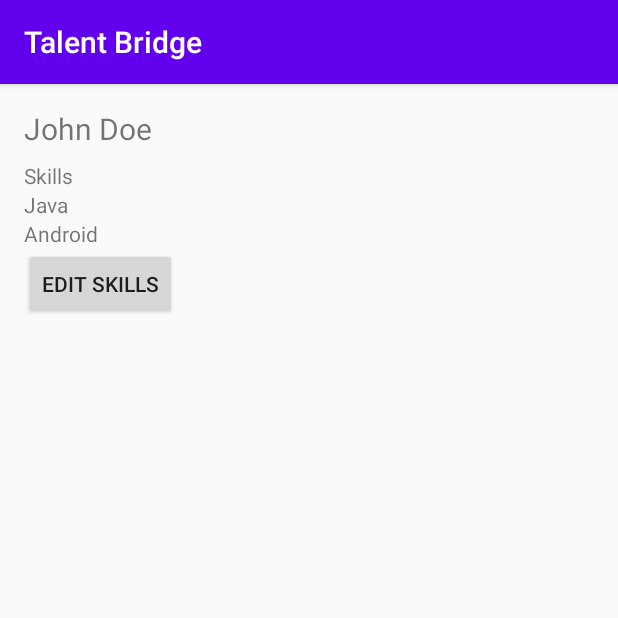
After one commit to CirsteaAndrei/TalentBridge, an Android app built with Jetpack Compose: the ProfileActivity screen opened directly, with no data from a screen before it, on a phone screen of 412 x 824 dp, the top half of it. The commit adds this screen. Run offline under Robolectric (Android 15) with nearby library versions, the light colour scheme and no system bars; our stand-ins replace Firebase (no records; nobody signed in at launch, a user with empty details on screens opened directly).

```diff
--- a/TalentBridge/app/build.gradle.kts
+++ b/TalentBridge/app/build.gradle.kts
@@ -66,6 +66,7 @@ dependencies {
     implementation("androidx.compose.ui:ui-graphics")
     implementation("androidx.compose.ui:ui-tooling-preview")
     implementation("androidx.compose.material3:material3")
+    implementation("com.google.android.material:material:1.12.0")
     testImplementation("junit:junit:4.13.2")
     androidTestImplementation("androidx.test.ext:junit:1.2.1")
     androidTestImplementation("androidx.test.espresso:espresso-core:3.6.1")
--- a/TalentBridge/app/src/main/AndroidManifest.xml
+++ b/TalentBridge/app/src/main/AndroidManifest.xml
@@ -21,6 +21,7 @@
             </intent-filter>
         </activity>
         <activity android:name=".JobDetailsActivity" />
+        <activity android:name=".ProfileActivity" />
     </application>
 
 </manifest>
--- a/TalentBridge/app/src/main/java/com/cst/talentbridge/JobAdapter.java
+++ b/TalentBridge/app/src/main/java/com/cst/talentbridge/JobAdapter.java
@@ -34,6 +34,7 @@ public class JobAdapter extends RecyclerView.Adapter<JobAdapter.JobViewHolder> {
         Job job = jobList.get(position);
         holder.jobTitle.setText(job.getTitle());
         holder.jobDescription.setText(job.getDescription());
+        holder.jobRequiredSkills.setText("Skills: " + String.join(", ", job.getRequiredSkills()));
 
         holder.itemView.setOnClickListener(v -> {
             Intent intent = new Intent(context, JobDetailsActivity.class);
@@ -49,12 +50,13 @@ public class JobAdapter extends RecyclerView.Adapter<JobAdapter.JobViewHolder> {
     }
 
     public static class JobViewHolder extends RecyclerView.ViewHolder {
-        TextView jobTitle, jobDescription;
+        TextView jobTitle, jobDescription, jobRequiredSkills;
 
         public JobViewHolder(@NonNull View itemView) {
             super(itemView);
             jobTitle = itemView.findViewById(R.id.jobTitle);
             jobDescription = itemView.findViewById(R.id.jobDescription);
+            jobRequiredSkills = itemView.findViewById(R.id.jobRequiredSkills);
         }
     }
 }
--- /dev/null
+++ b/TalentBridge/app/src/main/java/com/cst/talentbridge/ProfileActivity.java
@@ -0,0 +1,48 @@
+package com.cst.talentbridge;
+
+import android.os.Bundle;
+import android.widget.Button;
+import android.widget.LinearLayout;
+import android.widget.TextView;
+
+import androidx.appcompat.app.AppCompatActivity;
+
+import com.google.firebase.firestore.FirebaseFirestore;
+
+import java.util.Arrays;
+import java.util.List;
+
+public class ProfileActivity extends AppCompatActivity {
+
+    private TextView studentName;
+    private LinearLayout skillsContainer;
+    private Button editSkillsButton;
+    private FirebaseFirestore db;
+
+    @Override
+    protected void onCreate(Bundle savedInstanceState) {
+        super.onCreate(savedInstanceState);
+        setContentView(R.layout.activity_profile);
+
+        studentName = findViewById(R.id.studentName);
+        skillsContainer = findViewById(R.id.skillsContainer);
+        editSkillsButton = findViewById(R.id.editSkillsButton);
+
+        db = FirebaseFirestore.getInstance();
+
+        // Load profile data (mock for now)
+        studentName.setText("John Doe");
+        List<String> skills = Arrays.asList("Java", "Android");
+
+        for (String skill : skills) {
+            TextView skillView = new TextView(this);
+            skillView.setText(skill);
+            skillsContainer.addView(skillView);
+        }
+
+        // Handle edit skills
+        editSkillsButton.setOnClickListener(v -> {
+            // Logic to open a skill editing dialog or screen
+        });
+    }
+}
--- /dev/null
+++ b/TalentBridge/app/src/main/res/layout/activity_profile.xml
@@ -0,0 +1,33 @@
+<?xml version="1.0" encoding="utf-8"?>
+<LinearLayout
+    xmlns:android="http://schemas.android.com/apk/res/android"
+    android:layout_width="match_parent"
+    android:layout_height="match_parent"
+    android:orientation="vertical"
+    android:padding="16dp">
+
+    <TextView
+        android:id="@+id/studentName"
+        android:layout_width="wrap_content"
+        android:layout_height="wrap_content"
+        android:text="John Doe"
+        android:textSize="20sp"
+        android:paddingBottom="8dp" />
+
+    <TextView
+        android:layout_width="wrap_content"
+        android:layout_height="wrap_content"
+        android:text="Skills" />
+
+    <LinearLayout
+        android:id="@+id/skillsContainer"
+        android:layout_width="match_parent"
+        android:layout_height="wrap_content"
+        android:orientation="vertical" />
+
+    <Button
+        android:id="@+id/editSkillsButton"
+        android:layout_width="wrap_content"
+        android:layout_height="wrap_content"
+        android:text="Edit Skills" />
+</LinearLayout>
```
Also changed, not shown: TalentBridge/app/src/main/java/com/cst/talentbridge/DashboardActivity.java (+18 -1 lines), TalentBridge/app/src/main/java/com/cst/talentbridge/Job.java (+9 -1 lines), TalentBridge/app/src/main/res/layout/activity_dashboard.xml (+9 -1 lines), TalentBridge/app/src/main/res/layout/job_item.xml (+8 -0 lines), TalentBridge/app/src/main/res/menu/bottom_nav_menu.xml (added, +10 -0 lines), TalentBridge/app/src/main/res/drawable/ic_dashboard.png (added), TalentBridge/app/src/main/res/drawable/ic_profile.png (added).
